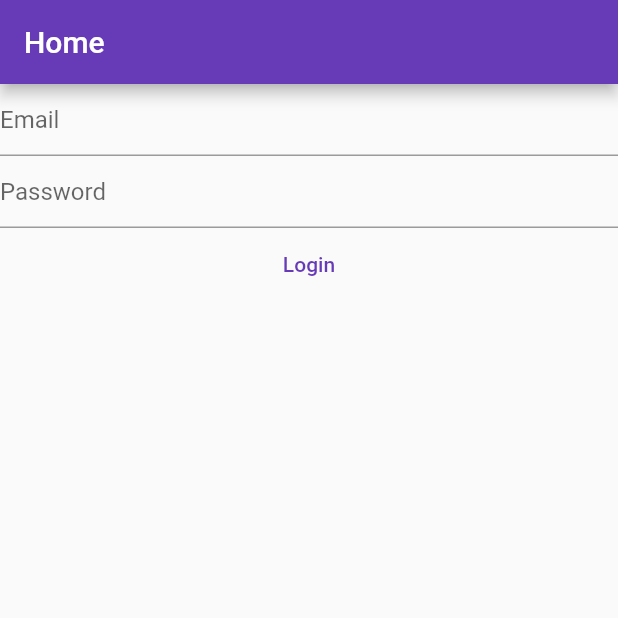
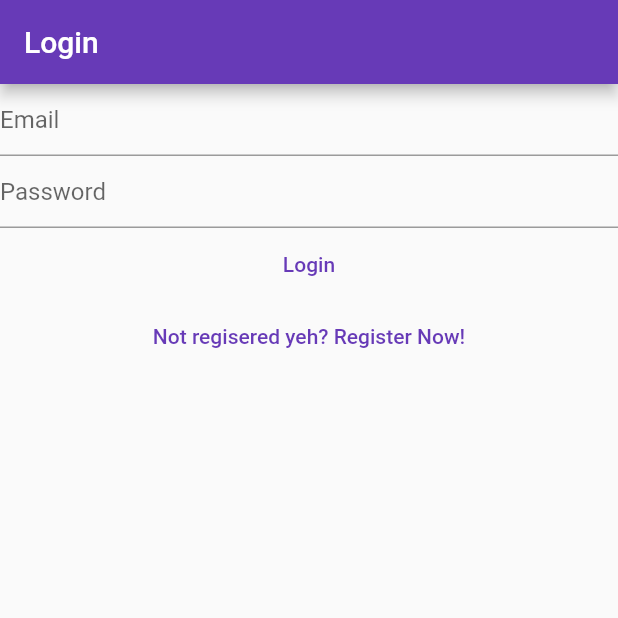
Before and after one commit to ahte24/My-Notes, a Flutter app: the screen it shows after launch, on a phone screen of 412 x 824 dp, the top half of it. Run offline on Flutter 3.47's test engine with Material 2 defaults, Android fonts, the phone set to English and light mode, and no system bars; our stand-ins replace firebase_auth, firebase_core; accounts and stored records are empty.

Commit message:
Implimented connection between login view and register view

```diff
--- a/lib/main.dart
+++ b/lib/main.dart
@@ -1,7 +1,7 @@
-import 'package:firebase_auth/firebase_auth.dart';
 import 'package:firebase_core/firebase_core.dart';
 import 'package:flutter/material.dart';
 import 'package:flutter_application_2/views/Login_View.dart';
+import 'package:flutter_application_2/views/register_view.dart';
 import 'firebase_options.dart';
 
 void main() {
@@ -13,6 +13,10 @@ void main() {
         primarySwatch: Colors.deepPurple,
       ),
       home: const HomePage(),
+      routes: {
+        '/login/': (context) => const LoginView(),
+        '/register/': (context) => const Registerview(),
+      },
     ),
   );
 }
@@ -22,11 +26,7 @@ class HomePage extends StatelessWidget {
 
   @override
   Widget build(BuildContext context) {
-    return Scaffold(
-      appBar: AppBar(
-        title: const Text('Home'),
-      ),
-      body: FutureBuilder(
+    return FutureBuilder(
       future: Firebase.initializeApp(
         options: DefaultFirebaseOptions.currentPlatform,
       ),
@@ -40,39 +40,13 @@ class HomePage extends StatelessWidget {
             // } else {
             //   print('not verified');
             //   return const VerifyEmailView();
-              // }
+            // }fff
             return const LoginView();
           default:
             // Handle other connection states if needed
-              return const Text('Loading...');
+            return const CircularProgressIndicator();
         }
       },
-      ),
     );
   }
 }
-
-class VerifyEmailView extends StatefulWidget {
-  const VerifyEmailView({super.key});
-
-  @override
-  State<VerifyEmailView> createState() => _VerifyEmailViewState();
-}
-
-class _VerifyEmailViewState extends State<VerifyEmailView> {
-  @override
-  Widget build(BuildContext context) {
-    return Column(
-      children: [
-        const Text('Please verify your email address.'),
-        TextButton(
-          onPressed: () async {
-            final user = FirebaseAuth.instance.currentUser;
-            await user?.sendEmailVerification();
-          },
-          child: const Text('Send email verification.'),
-        )
-      ],
-    );
-  }
-}
--- a/lib/views/Login_View.dart
+++ b/lib/views/Login_View.dart
@@ -1,6 +1,5 @@
 import 'package:firebase_auth/firebase_auth.dart';
 import 'package:flutter/material.dart';
-
 
 class LoginView extends StatefulWidget {
   const LoginView({super.key});
@@ -29,7 +28,9 @@ class _LoginViewState extends State<LoginView> {
 
   @override
   Widget build(BuildContext context) {
-    return Column(
+    return Scaffold(
+      appBar: AppBar(title: const Text('Login')),
+      body: Column(
         children: [
           TextField(
             decoration: const InputDecoration(hintText: 'Email'),
@@ -64,7 +65,17 @@ class _LoginViewState extends State<LoginView> {
                 }
               },
               child: const Text('Login')),
+          TextButton(
+            onPressed: () {
+              Navigator.of(context).pushNamedAndRemoveUntil(
+                '/register/',
+                (route) => false,
+              );
+            },
+            child: const Text('Not regisered yeh? Register Now!'),
+          )
         ],
+      ),
     );
   }
 }
--- a/lib/views/register_view.dart
+++ b/lib/views/register_view.dart
@@ -1,7 +1,5 @@
 import 'package:firebase_auth/firebase_auth.dart';
-import 'package:firebase_core/firebase_core.dart';
 import 'package:flutter/material.dart';
-import '../firebase_options.dart';
 
 class Registerview extends StatefulWidget {
   const Registerview({super.key});
@@ -30,7 +28,11 @@ class _RegisterviewState extends State<Registerview> {
 
   @override
   Widget build(BuildContext context) {
-    return Column(
+    return Scaffold(
+      appBar: AppBar(
+        title: const Text('Register'),
+      ),
+      body: Column(
         children: [
           TextField(
             decoration: const InputDecoration(hintText: 'Email'),
@@ -66,8 +68,18 @@ class _RegisterviewState extends State<Registerview> {
                   }
                 }
               },
-            child: const Text('Login')),
+              child: const Text('Register')),
+          TextButton(
+            onPressed: () {
+              Navigator.of(context).pushNamedAndRemoveUntil(
+                '/login/',
+                (route) => false,
+              );
+            },
+            child: const Text('Already registered? Login Now!'),
+          )
         ],
+      ),
     );
   }
 }
```
Also changed, not shown: lib/views/verify_email_view.dart (added, +30 -0 lines). Lines whose indentation alone changed are shown as unchanged.
